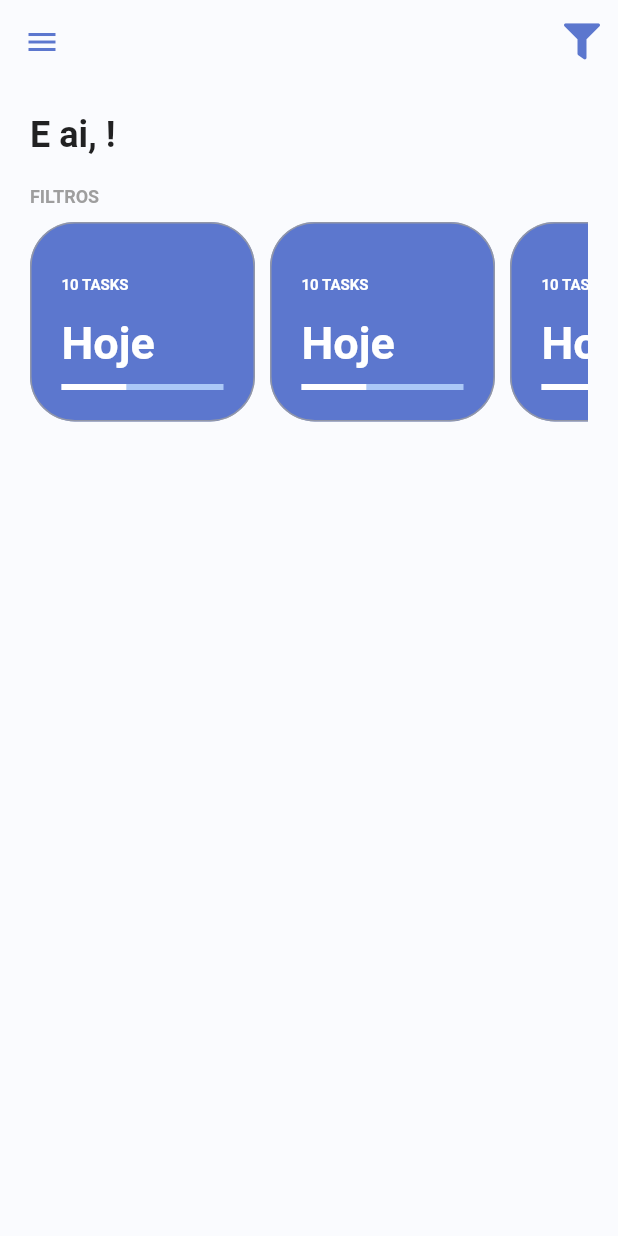
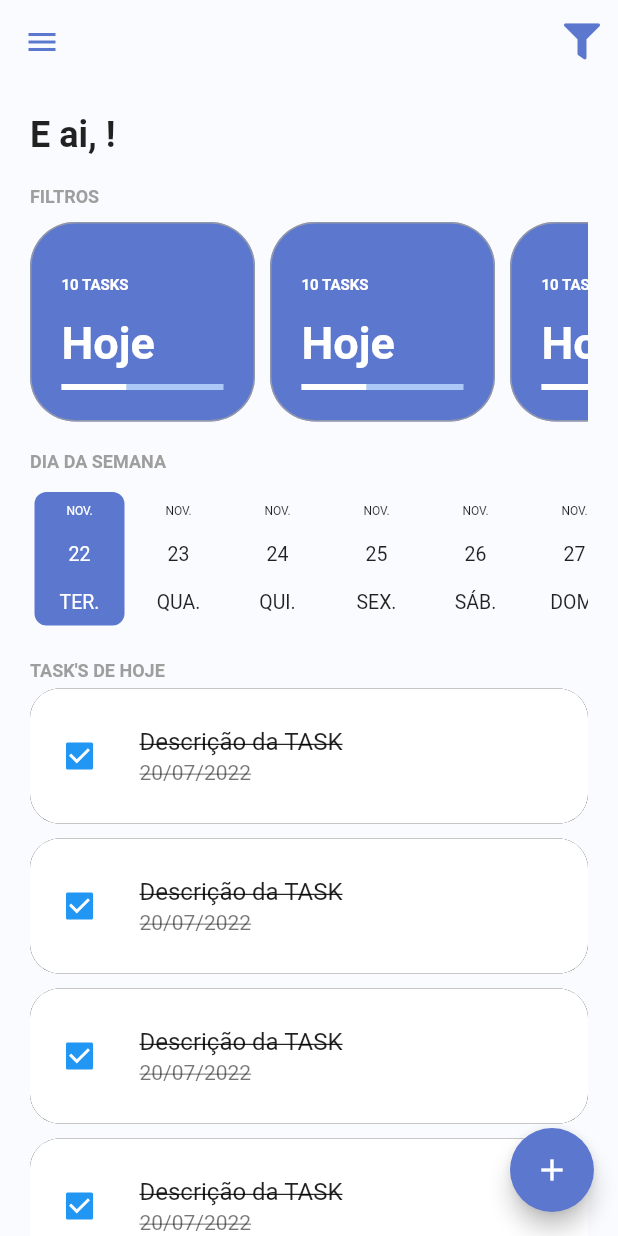
Before and after one commit to whylgher/todo_list_provider, a Flutter app: the screen it shows once a user with an empty profile is signed in, on a phone screen of 412 x 824 dp. Run offline on Flutter 3.47's test engine with Material 2 defaults, Android fonts, the phone set to English and light mode, and no system bars; drawn by our look-alikes of date_picker_timeline; our stand-ins replace firebase_auth, firebase_core, flutter_signin_button, google_sign_in, sqflite, sqflite_common and 1 more; missing offline and left inert: flutter_overlay_loader, validatorless; accounts and stored records are empty; network calls fail.

```diff
--- a/lib/app/app_widget.dart
+++ b/lib/app/app_widget.dart
@@ -1,5 +1,6 @@
 import 'package:firebase_auth/firebase_auth.dart';
 import 'package:flutter/material.dart';
+import 'package:flutter_localizations/flutter_localizations.dart';
 
 import 'core/database/sqlite_adm_connection.dart';
 import 'core/navigator/todo_list_navigator.dart';
@@ -7,6 +8,7 @@ import 'core/ui/todo_list_ui_config.dart';
 import 'modules/auth/auth_module.dart';
 import 'modules/home/home_module.dart';
 import 'modules/splash/splash_page.dart';
+import 'modules/tasks/tasks_module.dart';
 
 class AppWidget extends StatefulWidget {
   const AppWidget({Key? key}) : super(key: key);
@@ -36,9 +38,15 @@ class _AppWidgetState extends State<AppWidget> {
         title: 'Todo List Provider',
         theme: TodoListUiConfig.theme,
         navigatorKey: TodoListNavigator.navigatorKey,
+        localizationsDelegates: [
+          GlobalMaterialLocalizations.delegate,
+          GlobalWidgetsLocalizations.delegate
+        ],
+        supportedLocales: [const Locale('pt', 'BR')],
         routes: {
           ...AuthModule().routers,
           ...HomeModule().routers,
+          ...TasksModule().routers,
         },
         home: const SplashPage());
   }
--- a/lib/app/modules/home/home_page.dart
+++ b/lib/app/modules/home/home_page.dart
@@ -4,17 +4,40 @@ import 'package:todo_list_provider/app/modules/home/widgets/home_header.dart';
 
 import '../../core/ui/theme_extensions.dart';
 import '../../core/ui/todo_list_icons.dart';
+import '../tasks/tasks_module.dart';
+import 'home_tasks.dart';
+import 'home_week_filter.dart';
 import 'widgets/home_drawer.dart';
 
 class HomePage extends StatelessWidget {
   const HomePage({Key? key}) : super(key: key);
+
+  void _goToCreateTask(BuildContext context) {
+    Navigator.of(context).push(
+      PageRouteBuilder(
+        transitionDuration: Duration(milliseconds: 400),
+        transitionsBuilder: (context, animation, secondaryAnimation, child) {
+          animation =
+              CurvedAnimation(parent: animation, curve: Curves.easeInQuad);
+          return ScaleTransition(
+            scale: animation,
+            alignment: Alignment.bottomRight,
+            child: child,
+          );
+        },
+        pageBuilder: ((context, animation, secondaryAnimation) {
+          return TasksModule().getPage('/task/create', context);
+        }),
+      ),
+    );
+  }
 
   @override
   Widget build(BuildContext context) {
     return Scaffold(
       appBar: AppBar(
         iconTheme: IconThemeData(color: context.primaryColor),
-        backgroundColor: Colors.transparent,
+        backgroundColor: Color(0xFFFAFBFE),
         elevation: 0,
         actions: [
           PopupMenuButton(
@@ -26,6 +49,11 @@ class HomePage extends StatelessWidget {
             ],
           )
         ],
+      ),
+      floatingActionButton: FloatingActionButton(
+        backgroundColor: context.primaryColor,
+        onPressed: () => _goToCreateTask(context),
+        child: Icon(Icons.add),
       ),
       backgroundColor: Color(0xFFFAFBFE),
       drawer: HomeDrawer(),
@@ -45,6 +73,8 @@ class HomePage extends StatelessWidget {
                     children: [
                       HomeHeader(),
                       HomeFilters(),
+                      HomeWeekFilter(),
+                      HomeTasks(),
                     ],
                   ),
                 ),
--- /dev/null
+++ b/lib/app/modules/home/home_tasks.dart
@@ -0,0 +1,44 @@
+import 'package:flutter/material.dart';
+
+import '../../core/ui/theme_extensions.dart';
+import 'task.dart';
+
+class HomeTasks extends StatelessWidget {
+  const HomeTasks({Key? key}) : super(key: key);
+
+  @override
+  Widget build(BuildContext context) {
+    return Expanded(
+      child: Column(
+        crossAxisAlignment: CrossAxisAlignment.start,
+        children: [
+          SizedBox(
+            height: 20,
+          ),
+          Text(
+            'TASK\'S DE HOJE',
+            style: context.titleStyle,
+          ),
+          Column(
+            children: [
+              Task(),
+              Task(),
+              Task(),
+              Task(),
+              Task(),
+              Task(),
+              Task(),
+              Task(),
+              Task(),
+              Task(),
+              Task(),
+              Task(),
+              Task(),
+              Task(),
+            ],
+          )
+        ],
+      ),
+    );
+  }
+}
--- /dev/null
+++ b/lib/app/modules/home/home_week_filter.dart
@@ -0,0 +1,42 @@
+import 'package:date_picker_timeline/date_picker_widget.dart';
+import 'package:flutter/material.dart';
+
+import '../../core/ui/theme_extensions.dart';
+
+class HomeWeekFilter extends StatelessWidget {
+  const HomeWeekFilter({Key? key}) : super(key: key);
+
+  @override
+  Widget build(BuildContext context) {
+    return Column(
+      crossAxisAlignment: CrossAxisAlignment.start,
+      children: [
+        SizedBox(
+          height: 20,
+        ),
+        Text(
+          'DIA DA SEMANA',
+          style: context.titleStyle,
+        ),
+        SizedBox(
+          height: 10,
+        ),
+        Container(
+          height: 95,
+          child: DatePicker(
+            DateTime.now(),
+            locale: 'pt_BR',
+            height: 2,
+            initialSelectedDate: DateTime.now(),
+            selectionColor: context.primaryColor,
+            selectedTextColor: Colors.white,
+            daysCount: 7,
+            monthTextStyle: TextStyle(fontSize: 8),
+            dayTextStyle: TextStyle(fontSize: 13),
+            dateTextStyle: TextStyle(fontSize: 13),
+          ),
+        )
+      ],
+    );
+  }
+}
--- /dev/null
+++ b/lib/app/modules/home/task.dart
@@ -0,0 +1,42 @@
+import 'package:flutter/material.dart';
+
+class Task extends StatelessWidget {
+  const Task({Key? key}) : super(key: key);
+
+  @override
+  Widget build(BuildContext context) {
+    return Container(
+      decoration: BoxDecoration(
+        color: Colors.white,
+        borderRadius: BorderRadius.circular(20),
+        boxShadow: [
+          BoxShadow(color: Colors.grey),
+        ],
+      ),
+      margin: EdgeInsets.symmetric(vertical: 5),
+      child: IntrinsicHeight(
+        child: ListTile(
+          contentPadding: EdgeInsets.all(8),
+          leading: Checkbox(
+            onChanged: (value) {},
+            value: true,
+          ),
+          title: Text(
+            'Descrição da TASK',
+            style:
+                true ? TextStyle(decoration: TextDecoration.lineThrough) : null,
+          ),
+          subtitle: Text(
+            '20/07/2022',
+            style:
+                true ? TextStyle(decoration: TextDecoration.lineThrough) : null,
+          ),
+          shape: RoundedRectangleBorder(
+            borderRadius: BorderRadius.circular(20),
+            side: BorderSide(width: 1),
+          ),
+        ),
+      ),
+    );
+  }
+}
--- /dev/null
+++ b/lib/app/modules/tasks/task_create_controller.dart
@@ -0,0 +1,38 @@
+import '../../core/notifier/default_change_notifier.dart';
+import '../../services/user/tasks/tasks_service.dart';
+
+class TaskCreateController extends DefaultChangeNotifier {
+  final TasksService _tasksService;
+  DateTime? _selectedDate;
+
+  TaskCreateController({required TasksService tasksService})
+      : _tasksService = tasksService;
+
+  set selectedDate(DateTime? selectedDate) {
+    resetState();
+    _selectedDate = selectedDate;
+    notifyListeners();
+  }
+
+  DateTime? get selectedDate => _selectedDate;
+
+  Future<void> save(String description) async {
+    try {
+      showLoadingAndResetState();
+      notifyListeners();
+      if (_selectedDate != null) {
+        await _tasksService.save(_selectedDate!, description);
+        success();
+      } else {
+        setError('Data da task não selecionada');
+      }
+    } catch (e, s) {
+      print(e);
+      print(s);
+      setError('Erro ao cadastrar task');
+    } finally {
+      hideLoading();
+      notifyListeners();
+    }
+  }
+}
--- /dev/null
+++ b/lib/app/modules/tasks/tasks_module.dart
@@ -0,0 +1,32 @@
+import 'package:provider/provider.dart';
+import 'package:todo_list_provider/app/modules/tasks/task_create_controller.dart';
+
+import '../../core/modules/todo_list_module.dart';
+import '../../repositories/tasks/tasks_repository.dart';
+import '../../repositories/tasks/tasks_repository_impl.dart';
+import '../../services/user/tasks/tasks_service.dart';
+import '../../services/user/tasks/tasks_service_impl.dart';
+import 'task_create_page.dart';
+
+class TasksModule extends TodoListModule {
+  TasksModule()
+      : super(bindings: [
+          Provider<TasksRepository>(
+            create: ((context) => TasksRepositoryImpl(
+                  sqliteConnectionFactory: context.read(),
+                )),
+          ),
+          Provider<TasksService>(
+            create: ((context) =>
+                TasksServiceImpl(tasksRepository: context.read())),
+          ),
+          ChangeNotifierProvider(
+            create: (context) =>
+                TaskCreateController(tasksService: context.read()),
+          ),
+        ], routers: {
+          '/task/create': (context) => TaskCreatePage(
+                controller: context.read(),
+              )
+        });
+}
--- /dev/null
+++ b/lib/app/repositories/tasks/tasks_repository.dart
@@ -0,0 +1,3 @@
+abstract class TasksRepository {
+  Future<void> save(DateTime date, String description);
+}
--- /dev/null
+++ b/lib/app/repositories/tasks/tasks_repository_impl.dart
@@ -0,0 +1,22 @@
+import 'package:todo_list_provider/app/core/database/sqlite_connection_factory.dart';
+
+import './tasks_repository.dart';
+
+class TasksRepositoryImpl implements TasksRepository {
+  final SqliteConnectionFactory _sqliteConnectionFactory;
+
+  TasksRepositoryImpl(
+      {required SqliteConnectionFactory sqliteConnectionFactory})
+      : _sqliteConnectionFactory = sqliteConnectionFactory;
+
+  @override
+  Future<void> save(DateTime date, String description) async {
+    final conn = await _sqliteConnectionFactory.openConnection();
+    await conn.insert("todo", {
+      "id": null,
+      "descricao": description,
+      "data_hora": date.toIso8601String(),
+      "finalizado": 0
+    });
+  }
+}
--- /dev/null
+++ b/lib/app/services/user/tasks/tasks_service.dart
@@ -0,0 +1,3 @@
+abstract class TasksService {
+  Future<void> save(DateTime date, String description);
+}
--- /dev/null
+++ b/lib/app/services/user/tasks/tasks_service_impl.dart
@@ -0,0 +1,13 @@
+import './tasks_service.dart';
+import '../../../repositories/tasks/tasks_repository.dart';
+
+class TasksServiceImpl implements TasksService {
+  final TasksRepository _tasksRepository;
+
+  TasksServiceImpl({required TasksRepository tasksRepository})
+      : _tasksRepository = tasksRepository;
+
+  @override
+  Future<void> save(DateTime date, String description) =>
+      _tasksRepository.save(date, description);
+}
--- a/pubspec.yaml
+++ b/pubspec.yaml
@@ -31,7 +31,8 @@ environment:
 dependencies:
   flutter:
     sdk: flutter
-
+  flutter_localizations:
+    sdk: flutter
   # The following adds the Cupertino Icons font to your application.
   # Use with the CupertinoIcons class for iOS style icons.
   cupertino_icons: ^1.0.2
@@ -45,6 +46,8 @@ dependencies:
   validatorless: ^1.2.3
   flutter_overlay_loader: ^2.0.0
   google_sign_in: ^5.4.2
+  date_picker_timeline: ^1.2.3
+  intl: ^0.17.0
 
 dev_dependencies:
   flutter_test:
```
Also changed, not shown: lib/app/core/modules/todo_list_module.dart (+11 -0 lines), lib/app/modules/tasks/task_create_page.dart (added, +112 -0 lines), lib/app/modules/tasks/widget/calendar_button.dart (added, +70 -0 lines), pubspec.lock.
